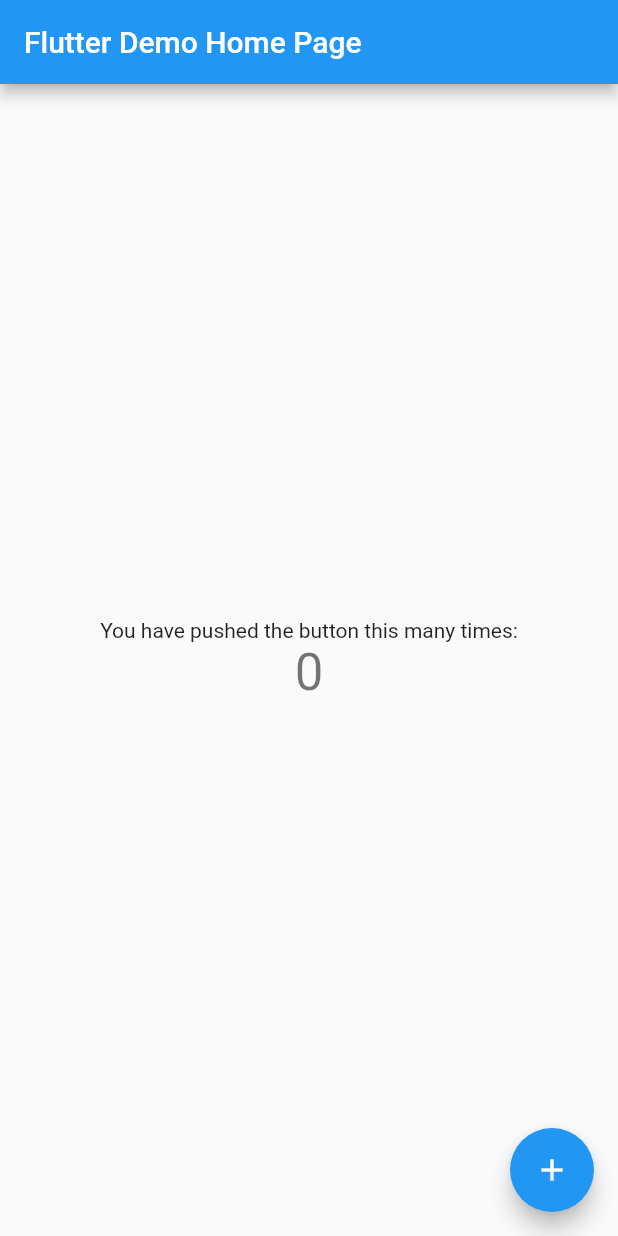
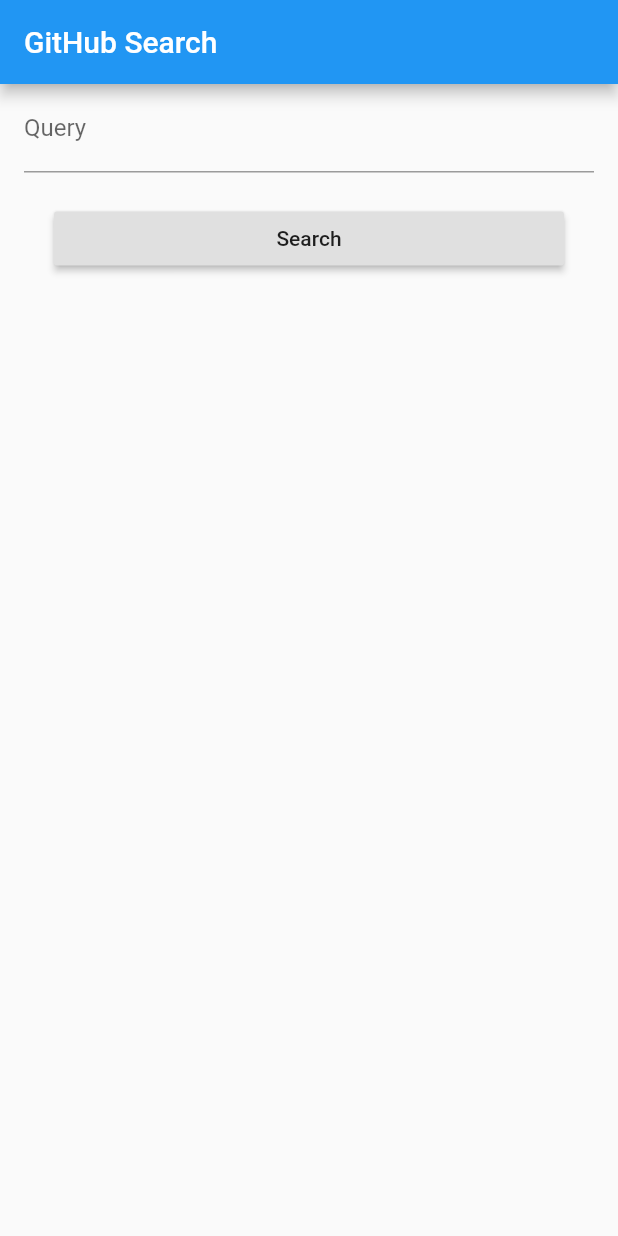
Before and after one commit to rkowase/flutter-sample, a Flutter app: the screen it shows after launch, on a phone screen of 412 x 824 dp. Run offline on Flutter 3.47's test engine with Material 2 defaults, Android fonts, the phone set to English and light mode, and no system bars.

Commit message:
Implement "search feature"

```diff
--- /dev/null
+++ b/lib/github_repo.dart
@@ -0,0 +1,3 @@
+class GithubRepo {
+  var name;
+}
--- a/lib/main.dart
+++ b/lib/main.dart
@@ -1,4 +1,6 @@
 import 'package:flutter/material.dart';
+import 'package:flutter_app/github_api_client.dart';
+import 'package:flutter_app/github_repo.dart';
 
 void main() => runApp(new MyApp());
 
@@ -9,32 +11,15 @@ class MyApp extends StatelessWidget {
     return new MaterialApp(
       title: 'Flutter Demo',
       theme: new ThemeData(
-        // This is the theme of your application.
-        //
-        // Try running your application with "flutter run". You'll see the
-        // application has a blue toolbar. Then, without quitting the app, try
-        // changing the primarySwatch below to Colors.green and then invoke
-        // "hot reload" (press "r" in the console where you ran "flutter run",
-        // or press Run > Flutter Hot Reload in IntelliJ). Notice that the
-        // counter didn't reset back to zero; the application is not restarted.
         primarySwatch: Colors.blue,
       ),
-      home: new MyHomePage(title: 'Flutter Demo Home Page'),
+      home: new MyHomePage(title: 'GitHub Search'),
     );
   }
 }
 
 class MyHomePage extends StatefulWidget {
   MyHomePage({Key key, this.title}) : super(key: key);
-
-  // This widget is the home page of your application. It is stateful, meaning
-  // that it has a State object (defined below) that contains fields that affect
-  // how it looks.
-
-  // This class is the configuration for the state. It holds the values (in this
-  // case the title) provided by the parent (in this case the App widget) and
-  // used by the build method of the State. Fields in a Widget subclass are
-  // always marked "final".
 
   final String title;
 
@@ -43,67 +28,78 @@ class MyHomePage extends StatefulWidget {
 }
 
 class _MyHomePageState extends State<MyHomePage> {
-  int _counter = 0;
 
-  void _incrementCounter() {
-    setState(() {
-      // This call to setState tells the Flutter framework that something has
-      // changed in this State, which causes it to rerun the build method below
-      // so that the display can reflect the updated values. If we changed
-      // _counter without calling setState(), then the build method would not be
-      // called again, and so nothing would appear to happen.
-      _counter++;
+  List<GithubRepo> _items;
+
+  var _listViewKey = new Key('ListView');
+
+  final TextEditingController _controller = new TextEditingController();
+
+  @override
+  Widget build(BuildContext context) {
+    var listView = new ListView(
+      key: _listViewKey,
+      itemExtent: 70.0,
+      children: _createWidgets(_items),
+    );
+    var container = new Container(
+        height: 500.0,
+        child: listView
+    );
+
+    return new Scaffold(
+      appBar: new AppBar(
+        title: new Text(widget.title),
+      ),
+      body: new Center(
+        child: new ListView(
+          padding: const EdgeInsets.symmetric(horizontal: 16.0),
+          children: <Widget>[
+            new TextField(
+              decoration: const InputDecoration(
+                hintText: 'Flutter',
+                labelText: 'Query',
+              ),
+              maxLines: 1,
+              controller: _controller,
+            ),
+            new Container(
+              padding: const EdgeInsets.all(20.0),
+              child: new RaisedButton(
+                child: const Text('Search'),
+                onPressed: _search,
+              ),
+            ),
+            container,
+          ],
+        ),
+      ),
+    );
+  }
+
+  void _search() {
+    var client = new GithubClient();
+    client.get(_controller.text).then((result) {
+      _handleItemsString(result);
     });
   }
 
-  @override
-  Widget build(BuildContext context) {
-    // This method is rerun every time setState is called, for instance as done
-    // by the _incrementCounter method above.
-    //
-    // The Flutter framework has been optimized to make rerunning build methods
-    // fast, so that you can just rebuild anything that needs updating rather
-    // than having to individually change instances of widgets.
-    return new Scaffold(
-      appBar: new AppBar(
-        // Here we take the value from the MyHomePage object that was created by
-        // the App.build method, and use it to set our appbar title.
-        title: new Text(widget.title),
-      ),
-      body: new Center(
-        // Center is a layout widget. It takes a single child and positions it
-        // in the middle of the parent.
-        child: new Column(
-          // Column is also layout widget. It takes a list of children and
-          // arranges them vertically. By default, it sizes itself to fit its
-          // children horizontally, and tries to be as tall as its parent.
-          //
-          // Invoke "debug paint" (press "p" in the console where you ran
-          // "flutter run", or select "Toggle Debug Paint" from the Flutter tool
-          // window in IntelliJ) to see the wireframe for each widget.
-          //
-          // Column has various properties to control how it sizes itself and
-          // how it positions its children. Here we use mainAxisAlignment to
-          // center the children vertically; the main axis here is the vertical
-          // axis because Columns are vertical (the cross axis would be
-          // horizontal).
-          mainAxisAlignment: MainAxisAlignment.center,
-          children: <Widget>[
-            new Text(
-              'You have pushed the button this many times:',
-            ),
-            new Text(
-              '$_counter',
-              style: Theme.of(context).textTheme.display1,
-            ),
-          ],
-        ),
-      ),
-      floatingActionButton: new FloatingActionButton(
-        onPressed: _incrementCounter,
-        tooltip: 'Increment',
-        child: new Icon(Icons.add),
-      ), // This trailing comma makes auto-formatting nicer for build methods.
-    );
+  void _handleItemsString(var foo) {
+    setState(() {
+      _items = foo;
+    });
+  }
+
+  Iterable<Widget> _createWidgets(List<GithubRepo> items) {
+    var ret = new List<Widget>();
+    if (items == null) {
+      return ret;
+    }
+    items.forEach((item) {
+      ret.add(
+          new Text(item.name)
+      );
+    });
+    return ret;
   }
 }
```
Also changed, not shown: lib/github_api_client.dart (added, +38 -0 lines), lib/github_item_mapper.dart (added, +15 -0 lines).
